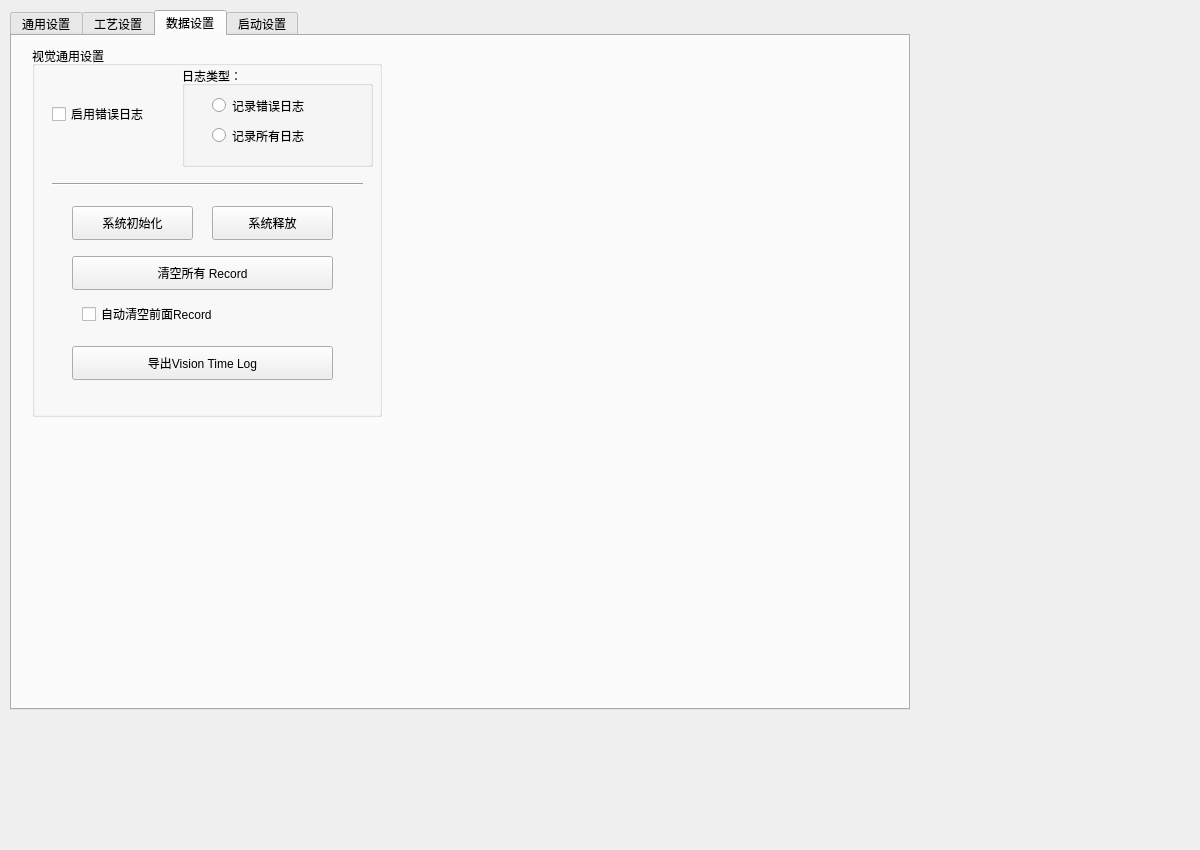
chuandongxu/AOI, file HSGWorkflowCtrl/worksetting.ui: the form before one commit.
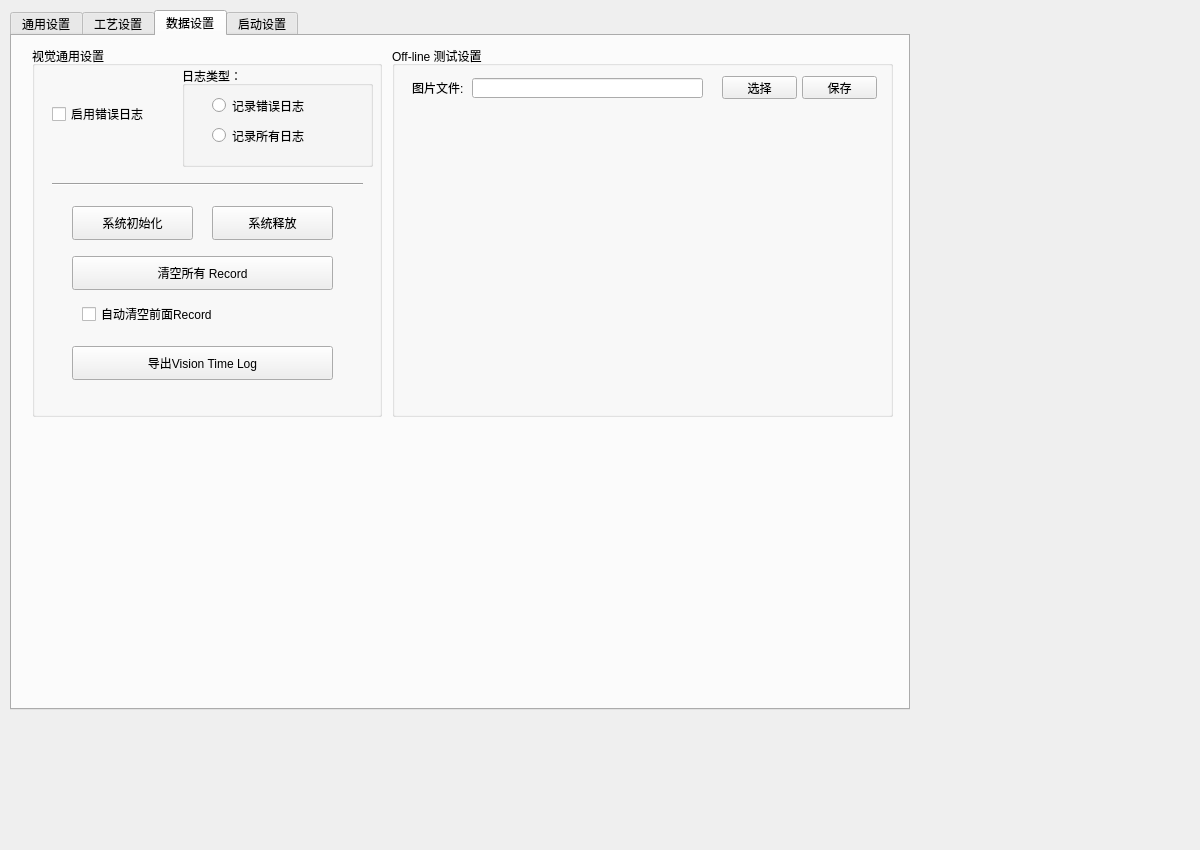
The form after the commit. The open tabs and pages were chosen to show the change.

Commit message:
Provide UI to set Offline Path
1. provide a UI at the work setting page to set the offline path.

```diff
--- a/HSGWorkflowCtrl/worksetting.ui
+++ b/HSGWorkflowCtrl/worksetting.ui
@@ -773,6 +773,68 @@
       </property>
      </widget>
     </widget>
+    <widget class="QGroupBox" name="groupBox_5">
+     <property name="geometry">
+      <rect>
+       <x>380</x>
+       <y>10</y>
+       <width>501</width>
+       <height>371</height>
+      </rect>
+     </property>
+     <property name="title">
+      <string>Off-line 测试设置</string>
+     </property>
+     <widget class="QLineEdit" name="lineEdit_OffLnPath">
+      <property name="geometry">
+       <rect>
+        <x>80</x>
+        <y>32</y>
+        <width>231</width>
+        <height>20</height>
+       </rect>
+      </property>
+     </widget>
+     <widget class="QPushButton" name="pushButton_selectOffLnPath">
+      <property name="geometry">
+       <rect>
+        <x>330</x>
+        <y>30</y>
+        <width>75</width>
+        <height>23</height>
+       </rect>
+      </property>
+      <property name="text">
+       <string>选择</string>
+      </property>
+     </widget>
+     <widget class="QPushButton" name="pushButton_saveOffLnPath">
+      <property name="geometry">
+       <rect>
+        <x>410</x>
+        <y>30</y>
+        <width>75</width>
+        <height>23</height>
+       </rect>
+      </property>
+      <property name="text">
+       <string>保存</string>
+      </property>
+     </widget>
+     <widget class="QLabel" name="label_6">
+      <property name="geometry">
+       <rect>
+        <x>20</x>
+        <y>34</y>
+        <width>72</width>
+        <height>15</height>
+       </rect>
+      </property>
+      <property name="text">
+       <string>图片文件:</string>
+      </property>
+     </widget>
+    </widget>
    </widget>
    <widget class="QWidget" name="tab_4">
     <attribute name="title">
```
Left out of the diff: 2 changed lines with no effect on the pictures. The commit also changes 7 other files.
